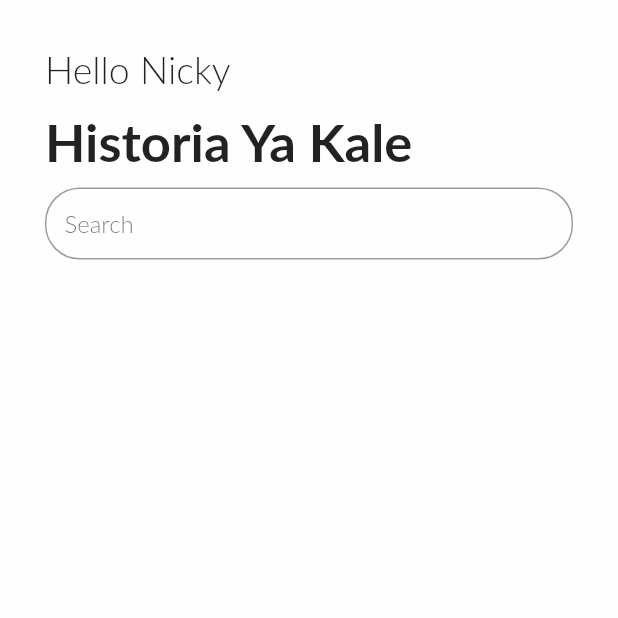
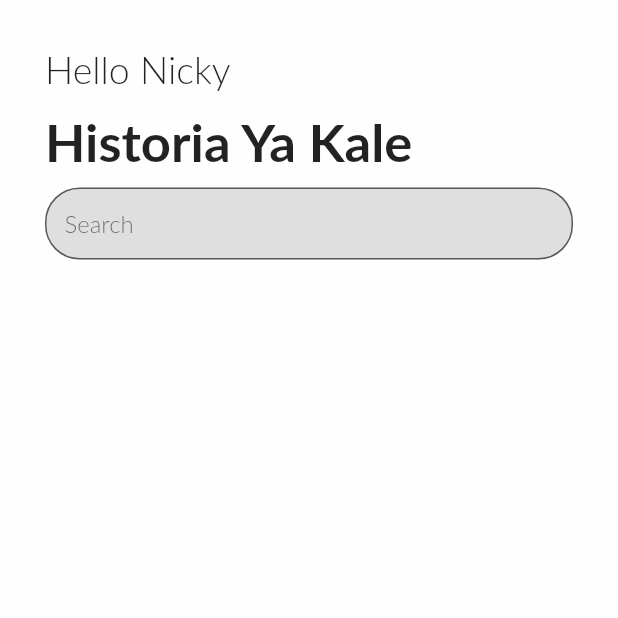
Before and after one commit to nickyrabit/FlutterHeroAnimationExample, a Flutter app: the screen it shows after launch, on a phone screen of 412 x 824 dp, the top half of it. Run offline on Flutter 3.47's test engine with Material 2 defaults, Android fonts, the phone set to English and light mode, and no system bars.

Commit message:
adding fill color in textfield

```diff
--- a/lib/main.dart
+++ b/lib/main.dart
@@ -39,7 +39,12 @@ class MyStatelessWidget extends StatelessWidget{
                 borderRadius: BorderRadius.circular(23.0),
                 borderSide: new BorderSide(color: Colors.black12)),
               hintText: "Search",
-              hintStyle: TextStyle(fontFamily: 'Lato', fontWeight: FontWeight.normal)
+              hintStyle: TextStyle(fontFamily: 'Lato', fontWeight: FontWeight.normal),
+              fillColor: Colors.black12,
+              focusedBorder: OutlineInputBorder(
+                  borderRadius: BorderRadius.circular(23.0),
+                  borderSide: new BorderSide(color: Colors.black12)),
+                  filled: true
             ),
 
           )
```
